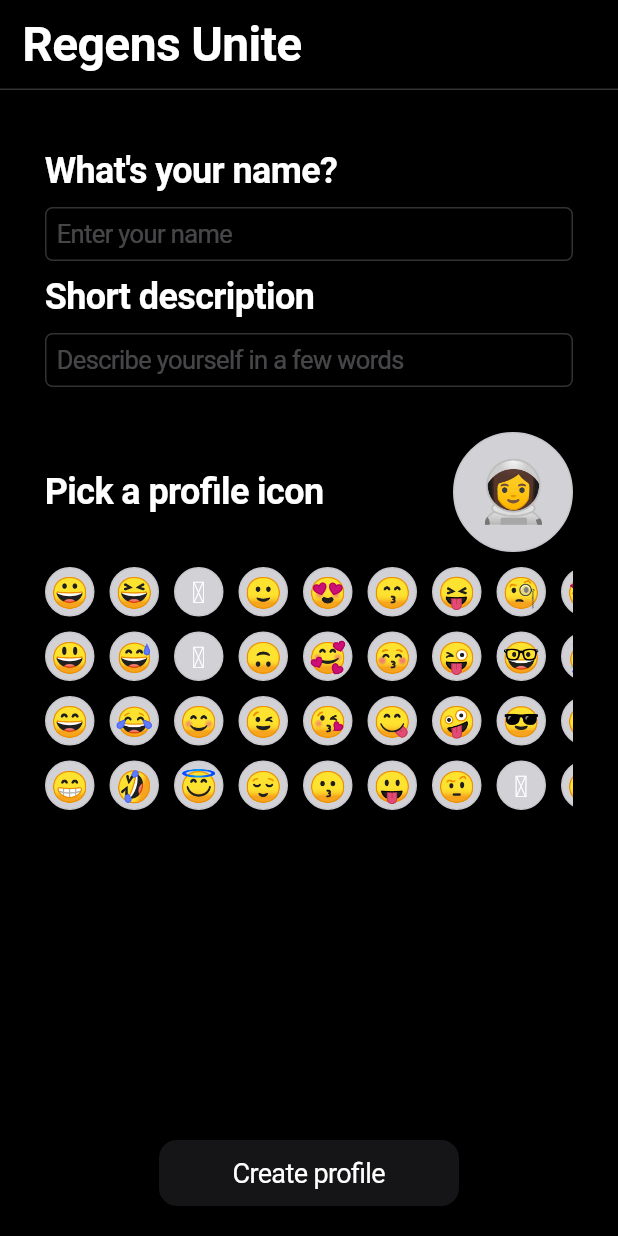
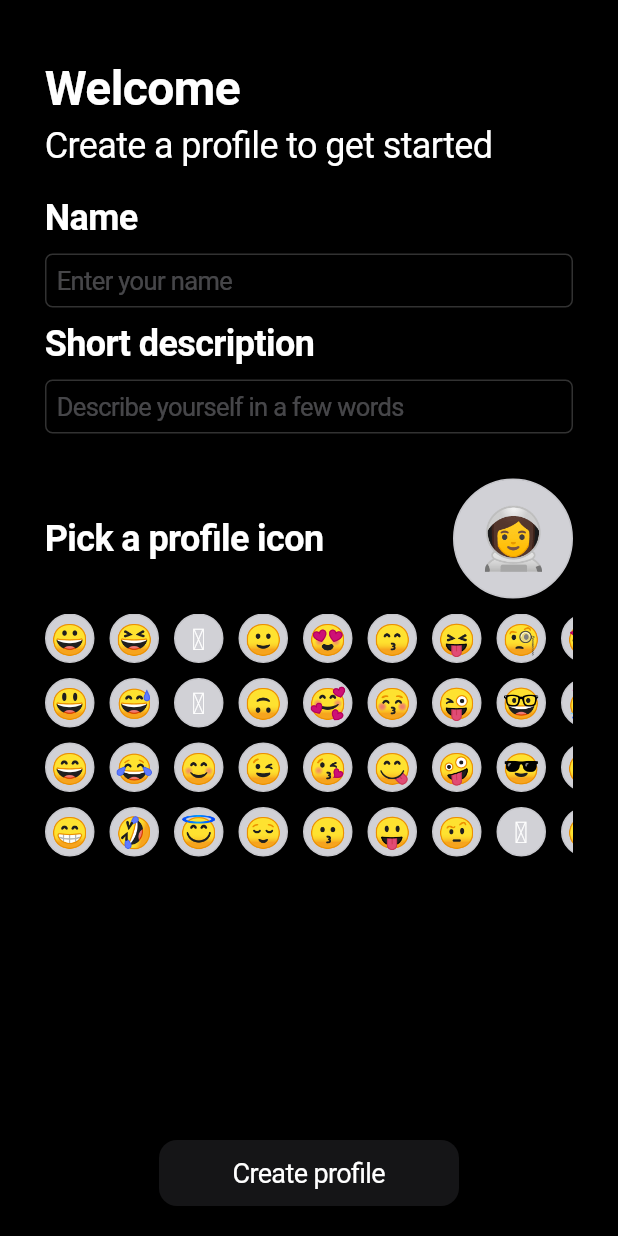
Before and after one commit to citizenwallet/gratitude-app, a Flutter app: the screen it shows after launch, on a phone screen of 412 x 824 dp. Run offline on Flutter 3.47's test engine with Material 2 defaults, Android fonts, the phone set to English and light mode, and no system bars; our stand-ins replace flutter_dotenv, flutter_secure_storage, flutter_svg, go_router, lottie, pretty_qr_code and 3 more; missing offline and left inert: dartsv, mobile_scanner, rate_limiter, web3dart; accounts and stored records are empty; project files that could hold a hidden picture were left out.

Commit message:
[updated] landing

```diff
--- a/lib/screens/landing/screen.dart
+++ b/lib/screens/landing/screen.dart
@@ -75,9 +75,6 @@ class LandingScreenState extends State<LandingScreen>
         child: Flex(
           direction: Axis.vertical,
           children: [
-            Header(
-              title: widget.title,
-            ),
             Expanded(
               child: Stack(
                 alignment: Alignment.center,
@@ -88,7 +85,19 @@ class LandingScreenState extends State<LandingScreen>
                     children: [
                       const SizedBox(height: 20),
                       const Text(
-                        "What's your name?",
+                        "Welcome",
+                        style: TextStyle(
+                            fontSize: 32, fontWeight: FontWeight.bold),
+                      ),
+                      const SizedBox(height: 5),
+                      const Text(
+                        "Create a profile to get started",
+                        style: TextStyle(
+                            fontSize: 24, fontWeight: FontWeight.normal),
+                      ),
+                      const SizedBox(height: 20),
+                      const Text(
+                        "Name",
                         style: TextStyle(
                             fontSize: 24, fontWeight: FontWeight.bold),
                       ),
```
